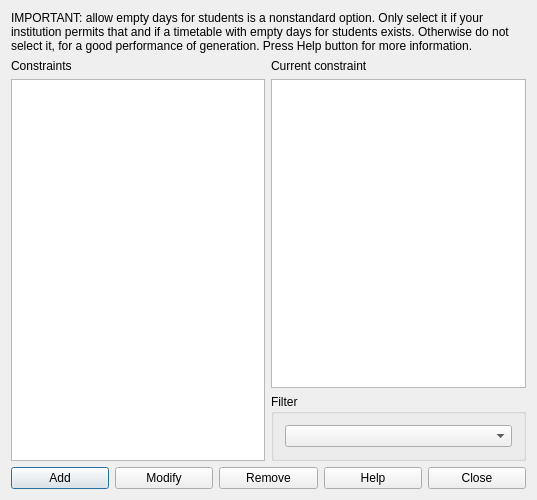
Above: fet/src/interface/constraintstudentssetminhoursdailyform_template.ui from vonmecheln/fet before the change. Below: the same form after it.
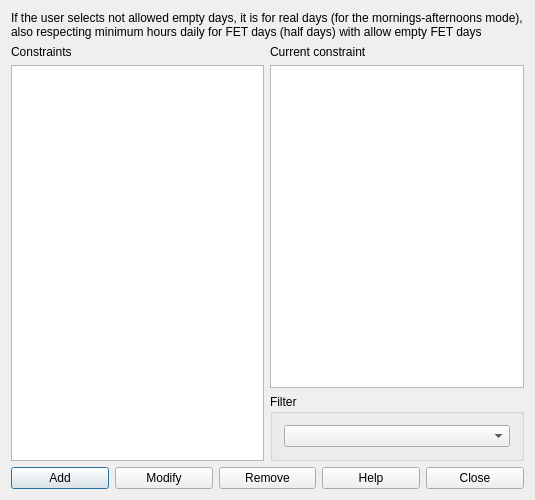
That is the form after the change.

What changed in the file:
```diff
--- a/fet/src/interface/constraintstudentssetminhoursdailyform_template.ui
+++ b/fet/src/interface/constraintstudentssetminhoursdailyform_template.ui
@@ -6,7 +6,7 @@
    <rect>
     <x>0</x>
     <y>0</y>
-    <width>537</width>
+    <width>535</width>
     <height>500</height>
    </rect>
   </property>
@@ -23,7 +23,7 @@
       </sizepolicy>
      </property>
      <property name="text">
-      <string>IMPORTANT: allow empty days for students is a nonstandard option. Only select it if your institution permits that and if a timetable with empty days for students exists. Otherwise do not select it, for a good performance of generation. Press Help button for more information.</string>
+      <string>If the user selects not allowed empty days, it is for real days (for the mornings-afternoons mode), also respecting minimum hours daily for FET days (half days) with allow empty FET days</string>
      </property>
      <property name="wordWrap">
       <bool>true</bool>
```
